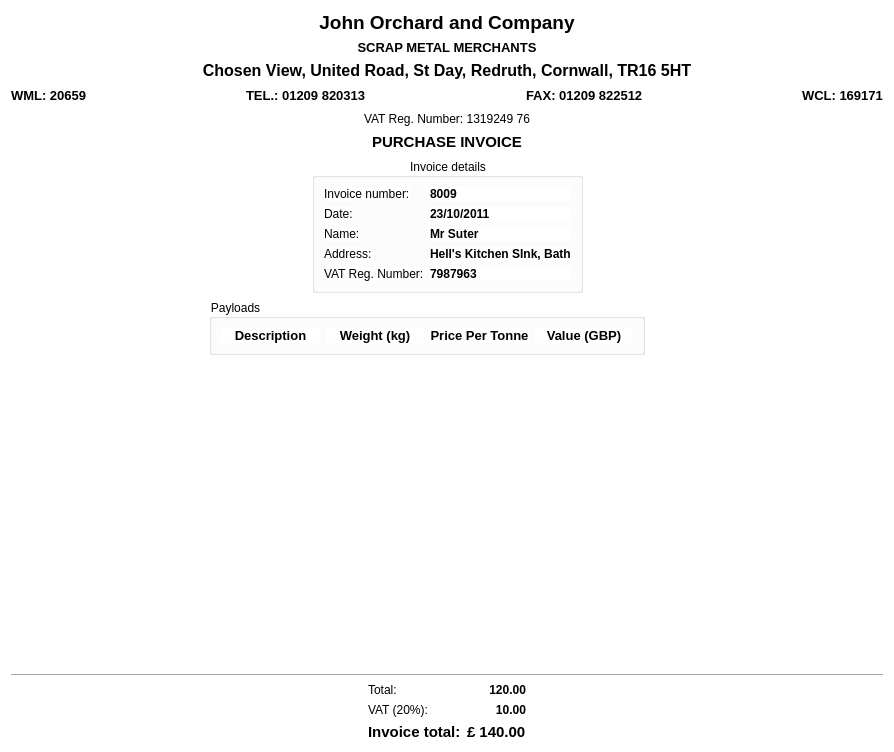
Above: main_program/gui_interface_designs/invoice_review_dialog_design.ui from yimenhfeifei/josm-invoice before the change. Below: the same form after it.
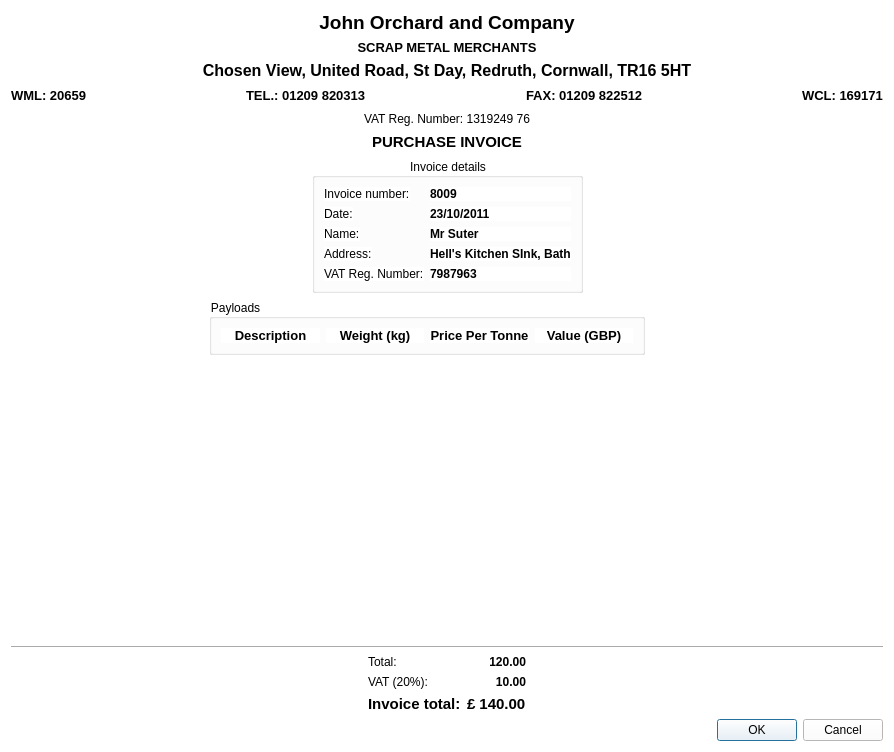
That is the form after the change.

Commit message: Added file handling and printing.

```diff
--- a/main_program/gui_interface_designs/invoice_review_dialog_design.ui
+++ b/main_program/gui_interface_designs/invoice_review_dialog_design.ui
@@ -604,6 +604,13 @@
      </item>
     </layout>
    </item>
+   <item>
+    <widget class="QDialogButtonBox" name="confirmbox">
+     <property name="standardButtons">
+      <set>QDialogButtonBox::Cancel|QDialogButtonBox::Ok</set>
+     </property>
+    </widget>
+   </item>
   </layout>
  </widget>
  <resources/>
```
The commit also changes 2 other files.
